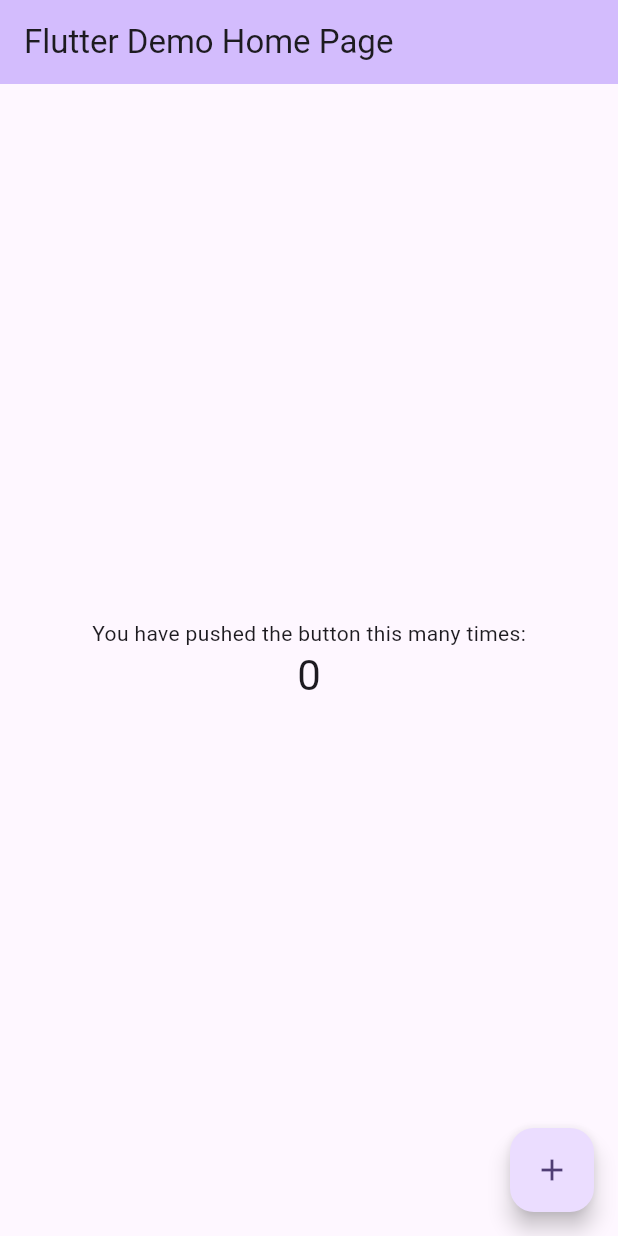
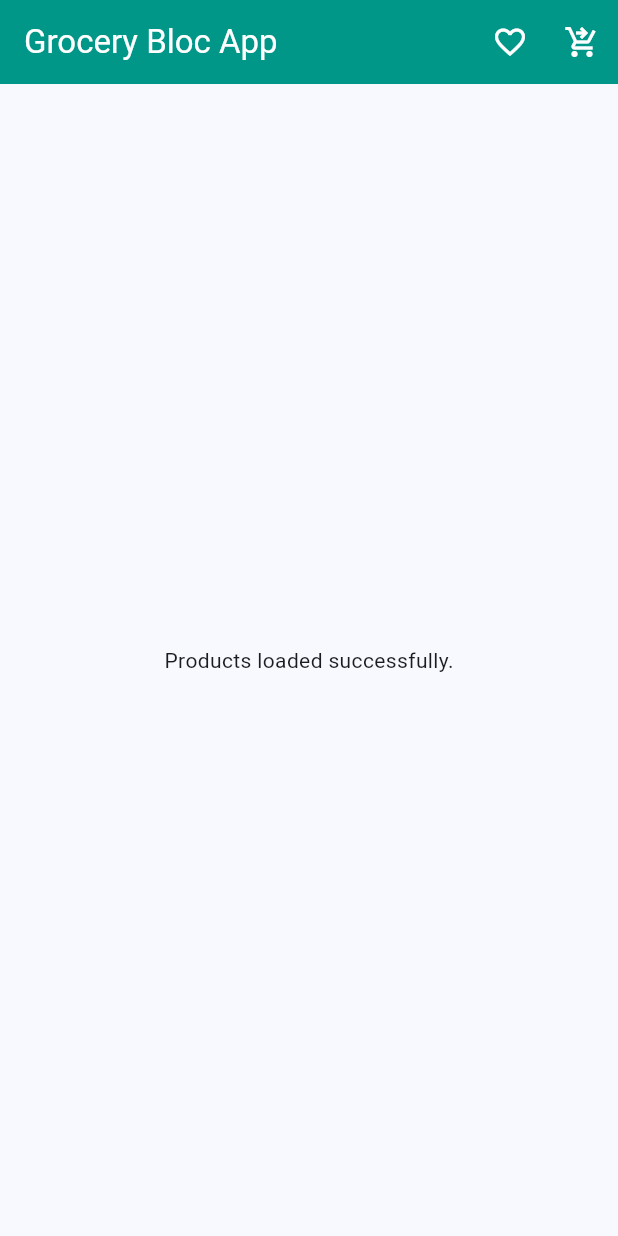
Before and after one commit to ChamikaGit/bloc-flutter-shoping-cart, a Flutter app: the screen it shows after launch, on a phone screen of 412 x 824 dp. Run offline on Flutter 3.47's test engine with Material 3 defaults, Android fonts, the light colour scheme and no system bars; our stand-ins replace bloc, flutter_bloc.

Commit message:
bloc structure added and loaded and check the sample data to from the temp list.

```diff
--- /dev/null
+++ b/lib/data/grocery_data.dart
@@ -0,0 +1,59 @@
+class GroceryData {
+  static List<Map<String, dynamic>> groceryProducts = [
+    {
+      "id": 1,
+      "name": "Apple",
+      "description": "Fresh and juicy apples.",
+      "price": 2.99,
+      "imageUrl":
+          "https://images.unsplash.com/photo-1567306226416-28f0efdc88ce",
+    },
+    {
+      "id": 2,
+      "name": "Milk",
+      "description": "1 liter of full cream milk.",
+      "price": 1.49,
+      "imageUrl":
+          "https://images.unsplash.com/photo-1585411278840-a72db245c8f0",
+    },
+    {
+      "id": 3,
+      "name": "Bread",
+      "description": "Whole grain bread loaf.",
+      "price": 2.19,
+      "imageUrl":
+          "https://images.unsplash.com/photo-1588345921523-9f07eac1e57e",
+    },
+    {
+      "id": 4,
+      "name": "Eggs",
+      "description": "A dozen organic eggs.",
+      "price": 3.99,
+      "imageUrl":
+          "https://images.unsplash.com/photo-1571142824303-9a34d1f53738",
+    },
+    {
+      "id": 5,
+      "name": "Banana",
+      "description": "Ripe and sweet bananas.",
+      "price": 1.29,
+      "imageUrl":
+          "https://images.unsplash.com/photo-1574226516831-e1dff420485d",
+    },
+  ];
+}
+
+// void main() {
+//   // Access and print the static list
+//   for (var product in GroceryData.groceryProducts) {
+//     print(
+//         "${product['name']} - \$${product['price']} - Image: ${product['imageUrl']}");
+//   }
+// }
+
+// void main() {
+//   // Access and print the static list
+//   for (var product in GroceryData.groceryProducts) {
+//     print("${product['name']} - \$${product['price']}");
+//   }
+// }
--- /dev/null
+++ b/lib/features/cart/ui/cart.dart
@@ -0,0 +1,16 @@
+import 'package:flutter/material.dart';
+
+class CartPage extends StatefulWidget {
+  const CartPage({super.key});
+
+  @override
+  State<CartPage> createState() => _CartPageState();
+}
+
+class _CartPageState extends State<CartPage> {
+  @override
+  Widget build(BuildContext context) {
+    return const Scaffold(
+    );
+  }
+}
--- /dev/null
+++ b/lib/features/home/bloc/home_bloc.dart
@@ -0,0 +1,77 @@
+import 'dart:async';
+
+import 'package:bloc/bloc.dart';
+import 'package:flutter_bloc_sample_shoping_app/features/home/models/home_product_data_model.dart';
+import 'package:meta/meta.dart';
+
+import '../../../data/grocery_data.dart';
+
+part 'home_event.dart';
+
+part 'home_state.dart';
+
+class HomeBloc extends Bloc<HomeEvent, HomeState> {
+  HomeBloc() : super(HomeInitial()) {
+    on<HomeInitialEvent>(homeInitialEvent);
+    on<HomeProductWishListButtonClickedEvent>(homeProductWishListButtonClickedEvent);
+    on<HomeProductCartButtonClickedEvent>(homeProductCartButtonClickedEvent);
+    on<HomeProductWishListButtonNavigateEvent>(
+        homeProductWishListButtonNavigateEvent);
+    on<HomeProductCartButtonNavigateEvent>(homeProductCartButtonNavigateEvent);
+  }
+
+  //this call once user reach to the home screen(app open)
+  FutureOr<void> homeInitialEvent(HomeInitialEvent event,
+      Emitter<HomeState> emit) async {
+    emit(HomeLoadingState());
+
+    try {
+      // Add delay to simulate loading
+      await Future.delayed(const Duration(seconds: 3));
+
+      // Map the product list to ProductDataModel objects
+      var productList = GroceryData.groceryProducts.map((e) {
+        return ProductDataModel(
+          id: e['id'].toString(),
+          name: e['name'],
+          description: e['description'],
+          price: e['price'],
+          imageUrl: e['imageUrl'],
+        );
+      }).toList();
+
+      // Emit success state with the product list
+      emit(HomeLoadedSuccessState(products: productList));
+    } catch (error, stackTrace) {
+      // Log the error (optional)
+      print("Error: $error");
+      print("StackTrace: $stackTrace");
+
+      // Emit error state with the error message
+      emit(HomeErrorState(message: "Failed to load products. Please try again."));
+    }
+  }
+
+  FutureOr<void> homeProductWishListButtonClickedEvent(
+      HomeProductWishListButtonClickedEvent event, Emitter<HomeState> emit) {
+    print('WishList Clicked');
+  }
+
+  FutureOr<void> homeProductCartButtonClickedEvent(
+      HomeProductCartButtonClickedEvent event, Emitter<HomeState> emit) {
+    print('Cart Clicked');
+  }
+
+
+  FutureOr<void> homeProductWishListButtonNavigateEvent(
+      HomeProductWishListButtonNavigateEvent event, Emitter<HomeState> emit) {
+    print('WishList navigate Clicked');
+    emit(HomeNavigateToWishListPageActionState());
+  }
+
+  FutureOr<void> homeProductCartButtonNavigateEvent(
+      HomeProductCartButtonNavigateEvent event, Emitter<HomeState> emit) {
+    print('Cart navigate Clicked');
+    emit(HomeNavigateToCartPageActionState());
+  }
+}
--- /dev/null
+++ b/lib/features/home/bloc/home_event.dart
@@ -0,0 +1,16 @@
+part of 'home_bloc.dart';
+
+@immutable
+sealed class HomeEvent {}
+
+sealed class HomeActionEvents extends HomeEvent{}
+
+class HomeInitialEvent extends HomeEvent{}
+
+class HomeProductWishListButtonClickedEvent extends HomeEvent{}
+
+class HomeProductCartButtonClickedEvent extends HomeEvent{}
+
+class HomeProductWishListButtonNavigateEvent extends HomeActionEvents{}
+
+class HomeProductCartButtonNavigateEvent extends HomeActionEvents{}
--- /dev/null
+++ b/lib/features/home/bloc/home_state.dart
@@ -0,0 +1,29 @@
+part of 'home_bloc.dart';
+
+@immutable
+sealed class HomeState {}
+
+sealed class HomeActionState extends HomeState {}
+
+//home states
+final class HomeInitial extends HomeState {}
+
+final class HomeLoadingState extends HomeState{}
+
+final class HomeLoadedSuccessState extends HomeState{
+  //we need to pass the list of products once user in the success state
+  final List<ProductDataModel> products;
+  HomeLoadedSuccessState({required this.products});
+
+}
+
+final class HomeErrorState extends HomeState{
+  final String message;
+  HomeErrorState({required this.message});
+}
+
+
+//ActionState for buttonClick Navigation
+final class HomeNavigateToWishListPageActionState extends HomeActionState{}
+
+final class HomeNavigateToCartPageActionState extends HomeActionState{}
--- /dev/null
+++ b/lib/features/home/models/home_product_data_model.dart
@@ -0,0 +1,13 @@
+class ProductDataModel {
+  final String id;
+  final String name;
+  final String description;
+  final double price;
+  final String imageUrl;
+
+  ProductDataModel({required this.id,
+      required this.name,
+      required this.description,
+      required this.price,
+      required this.imageUrl});
+}
--- /dev/null
+++ b/lib/features/home/ui/home_page.dart
@@ -0,0 +1,113 @@
+import 'package:flutter/material.dart';
+import 'package:flutter_bloc/flutter_bloc.dart';
+import 'package:flutter_bloc_sample_shoping_app/features/cart/ui/cart.dart';
+import 'package:flutter_bloc_sample_shoping_app/features/wishlist/ui/wishlist.dart';
+
+import '../bloc/home_bloc.dart';
+
+class HomePage extends StatefulWidget {
+  const HomePage({super.key});
+
+  @override
+  State<HomePage> createState() => _HomePageState();
+}
+
+class _HomePageState extends State<HomePage> {
+  HomeBloc homeBloc = HomeBloc();
+
+  @override
+  void initState() {
+    homeBloc.add(HomeInitialEvent());
+    super.initState();
+  }
+
+  @override
+  Widget build(BuildContext context) {
+    return BlocConsumer<HomeBloc, HomeState>(
+      listenWhen: (previous, current) {
+        return current is HomeActionState;
+      },
+      buildWhen: (previous, current) {
+        return current is! HomeActionState; // Means this is definitely a HomeState.
+      },
+      listener: (context, state) {
+        if (state is HomeNavigateToWishListPageActionState) {
+          Navigator.push(context, MaterialPageRoute(builder: (context) {
+            return const WishListPage();
+          }));
+        } else if (state is HomeNavigateToCartPageActionState) {
+          Navigator.push(context, MaterialPageRoute(builder: (context) {
+            return const CartPage();
+          }));
+        }
+      },
+      bloc: homeBloc,
+      builder: (context, state) {
+        if (state is HomeLoadingState) {
+          return Scaffold(
+            appBar: AppBar(
+              backgroundColor: Colors.teal,
+              title: const Text(
+                "Grocery Bloc App",
+                style: TextStyle(color: Colors.white),
+              ),
+            ),
+            body: const Center(child: CircularProgressIndicator()),
+          );
+        } else if (state is HomeLoadedSuccessState) {
+          return Scaffold(
+            appBar: AppBar(
+              backgroundColor: Colors.teal,
+              title: const Text(
+                "Grocery Bloc App",
+                style: TextStyle(color: Colors.white),
+              ),
+              actions: [
+                IconButton(
+                  onPressed: () {
+                    homeBloc.add(HomeProductWishListButtonNavigateEvent());
+                  },
+                  icon: const Icon(
+                    Icons.favorite_border,
+                    color: Colors.white,
+                  ),
+                ),
+                IconButton(
+                  onPressed: () {
+                    homeBloc.add(HomeProductCartButtonNavigateEvent());
+                  },
+                  icon: const Icon(Icons.shopping_cart_checkout_outlined,
+                      color: Colors.white),
+                )
+              ],
+            ),
+            body: const Center(
+              child: Text("Products loaded successfully."),
+            ),
+          );
+        } else if (state is HomeErrorState) {
+          return Scaffold(
+            appBar: AppBar(
+              backgroundColor: Colors.teal,
+              title: const Text(
+                "Grocery Bloc App",
+                style: TextStyle(color: Colors.white),
+              ),
+            ),
+            body: const Center(
+              child: Text(
+                "Error occurred!",
+                style: TextStyle(fontSize: 20),
+              ),
+            ),
+          );
+        } else {
+          return const Scaffold(
+            body: Center(child: Text("Unknown state.")),
+          );
+        }
+      },
+    );
+  }
+
+}
--- /dev/null
+++ b/lib/features/wishlist/ui/wishlist.dart
@@ -0,0 +1,16 @@
+import 'package:flutter/material.dart';
+
+class WishListPage extends StatefulWidget {
+  const WishListPage({super.key});
+
+  @override
+  State<WishListPage> createState() => _WishListPageState();
+}
+
+class _WishListPageState extends State<WishListPage> {
+  @override
+  Widget build(BuildContext context) {
+    return const Scaffold(
+    );
+  }
+}
--- a/lib/main.dart
+++ b/lib/main.dart
@@ -1,4 +1,6 @@
 import 'package:flutter/material.dart';
+
+import 'features/home/ui/home_page.dart';
 
 void main() {
   runApp(const MyApp());
@@ -7,119 +9,15 @@
 class MyApp extends StatelessWidget {
   const MyApp({super.key});
 
-  // This widget is the root of your application.
   @override
   Widget build(BuildContext context) {
     return MaterialApp(
-      title: 'Flutter Demo',
+      debugShowCheckedModeBanner: false,
       theme: ThemeData(
-        // This is the theme of your application.
-        //
-        // TRY THIS: Try running your application with "flutter run". You'll see
-        // the application has a purple toolbar. Then, without quitting the app,
-        // try changing the seedColor in the colorScheme below to Colors.green
-        // and then invoke "hot reload" (save your changes or press the "hot
-        // reload" button in a Flutter-supported IDE, or press "r" if you used
-        // the command line to start the app).
-        //
-        // Notice that the counter didn't reset back to zero; the application
-        // state is not lost during the reload. To reset the state, use hot
-        // restart instead.
-        //
-        // This works for code too, not just values: Most code changes can be
-        // tested with just a hot reload.
-        colorScheme: ColorScheme.fromSeed(seedColor: Colors.deepPurple),
+        colorScheme: ColorScheme.fromSeed(seedColor: Colors.blue),
         useMaterial3: true,
       ),
-      home: const MyHomePage(title: 'Flutter Demo Home Page'),
+      home: const HomePage(),
     );
   }
 }
-
-class MyHomePage extends StatefulWidget {
-  const MyHomePage({super.key, required this.title});
-
-  // This widget is the home page of your application. It is stateful, meaning
-  // that it has a State object (defined below) that contains fields that affect
-  // how it looks.
-
-  // This class is the configuration for the state. It holds the values (in this
-  // case the title) provided by the parent (in this case the App widget) and
-  // used by the build method of the State. Fields in a Widget subclass are
-  // always marked "final".
-
-  final String title;
-
-  @override
-  State<MyHomePage> createState() => _MyHomePageState();
-}
-
-class _MyHomePageState extends State<MyHomePage> {
-  int _counter = 0;
-
-  void _incrementCounter() {
-    setState(() {
-      // This call to setState tells the Flutter framework that something has
-      // changed in this State, which causes it to rerun the build method below
-      // so that the display can reflect the updated values. If we changed
-      // _counter without calling setState(), then the build method would not be
-      // called again, and so nothing would appear to happen.
-      _counter++;
-    });
-  }
-
-  @override
-  Widget build(BuildContext context) {
-    // This method is rerun every time setState is called, for instance as done
-    // by the _incrementCounter method above.
-    //
-    // The Flutter framework has been optimized to make rerunning build methods
-    // fast, so that you can just rebuild anything that needs updating rather
-    // than having to individually change instances of widgets.
-    return Scaffold(
-      appBar: AppBar(
-        // TRY THIS: Try changing the color here to a specific color (to
-        // Colors.amber, perhaps?) and trigger a hot reload to see the AppBar
-        // change color while the other colors stay the same.
-        backgroundColor: Theme.of(context).colorScheme.inversePrimary,
-        // Here we take the value from the MyHomePage object that was created by
-        // the App.build method, and use it to set our appbar title.
-        title: Text(widget.title),
-      ),
-      body: Center(
-        // Center is a layout widget. It takes a single child and positions it
-        // in the middle of the parent.
-        child: Column(
-          // Column is also a layout widget. It takes a list of children and
-          // arranges them vertically. By default, it sizes itself to fit its
-          // children horizontally, and tries to be as tall as its parent.
-          //
-          // Column has various properties to control how it sizes itself and
-          // how it positions its children. Here we use mainAxisAlignment to
-          // center the children vertically; the main axis here is the vertical
-          // axis because Columns are vertical (the cross axis would be
-          // horizontal).
-          //
-          // TRY THIS: Invoke "debug painting" (choose the "Toggle Debug Paint"
-          // action in the IDE, or press "p" in the console), to see the
-          // wireframe for each widget.
-          mainAxisAlignment: MainAxisAlignment.center,
-          children: <Widget>[
-            const Text(
-              'You have pushed the button this many times:',
-            ),
-            Text(
-              '$_counter',
-              style: Theme.of(context).textTheme.headlineMedium,
-            ),
-          ],
-        ),
-      ),
-      floatingActionButton: FloatingActionButton(
-        onPressed: _incrementCounter,
-        tooltip: 'Increment',
-        child: const Icon(Icons.add),
-      ), // This trailing comma makes auto-formatting nicer for build methods.
-    );
-  }
-}
--- a/pubspec.yaml
+++ b/pubspec.yaml
@@ -30,6 +30,8 @@ environment:
 dependencies:
   flutter:
     sdk: flutter
+  flutter_bloc: ^8.1.6
+  bloc: ^8.1.4
 
 
   # The following adds the Cupertino Icons font to your application.
```
Also changed, not shown: pubspec.lock.
